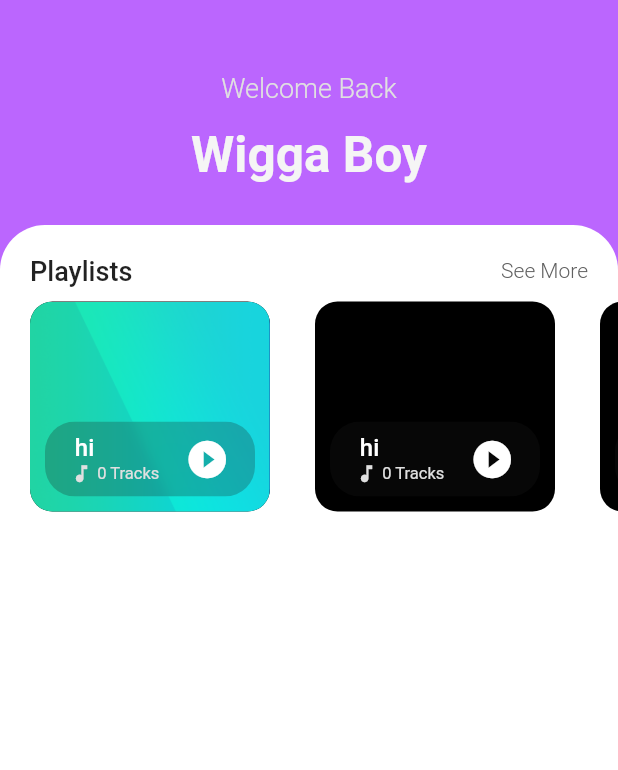
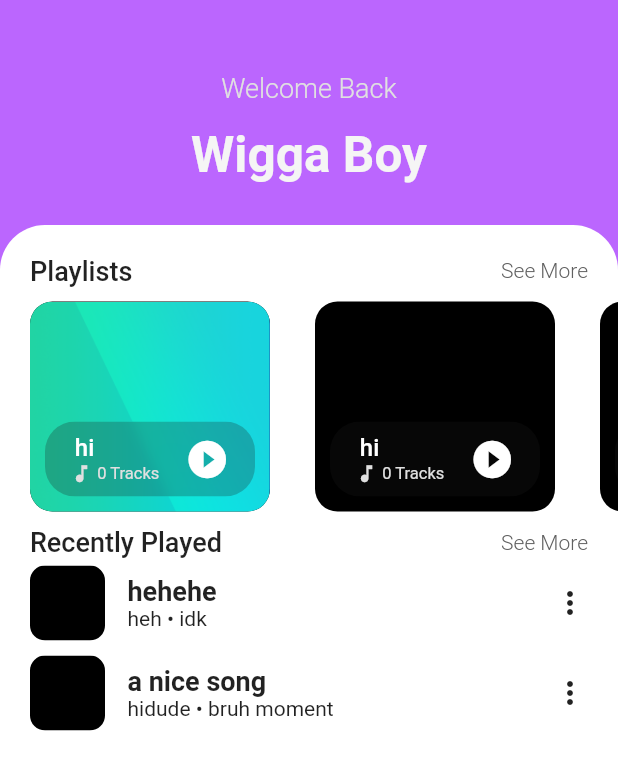
Before and after one commit to Syncxv/music-player-flutter, a Flutter app: the screen it shows after launch, on a phone screen of 412 x 824 dp. Shown: the top 770 px of the screen. Run offline on Flutter 3.47's test engine with Material 2 defaults, Android fonts, the phone set to English and light mode, and no system bars.

Commit message:
sheesh recent songs gang

```diff
--- a/lib/screens/home_screen.dart
+++ b/lib/screens/home_screen.dart
@@ -1,6 +1,8 @@
 import 'package:flutter/material.dart';
+import 'package:music_player/models/models.dart';
 import 'package:music_player/models/playlist.dart';
 import 'package:music_player/widgets/bruh_list.dart';
+import 'package:music_player/widgets/recently_played.dart';
 
 class HomeScreen extends StatelessWidget {
   const HomeScreen({Key? key}) : super(key: key);
@@ -81,10 +83,27 @@ class HomeScreen extends StatelessWidget {
                     Playlist(name: "hi", id: 1, songs: []),
                   ],
                 ),
+                const HeaderThingy(title: "Recently Played"),
+                RecentlyPlayedList(songs: [
+                  Song(
+                    album: "idk",
+                    artist: "heh",
+                    comment: "none",
+                    title: "hehehe",
+                    year: 1999,
+                  ),
+                  Song(
+                    album: "bruh moment",
+                    artist: "hidude",
+                    comment: "none",
+                    title: "a nice song",
+                    year: 1999,
+                  )
+                ]),
               ],
             ),
           ),
-        )
+        ),
       ],
     ));
   }
--- /dev/null
+++ b/lib/widgets/recently_played.dart
@@ -0,0 +1,26 @@
+import 'package:flutter/cupertino.dart';
+import 'package:music_player/models/models.dart';
+import 'package:music_player/widgets/widgets.dart';
+
+class RecentlyPlayedList extends StatelessWidget {
+  final List<Song> songs;
+  const RecentlyPlayedList({
+    Key? key,
+    required this.songs,
+  }) : super(key: key);
+
+  @override
+  Widget build(BuildContext context) {
+    return Container(
+      padding: const EdgeInsets.symmetric(horizontal: 20),
+      height: 500,
+      child: ListView.builder(
+        itemCount: songs.length,
+        itemBuilder: (ctx, index) => Padding(
+          padding: const EdgeInsets.symmetric(vertical: 5),
+          child: SongItem(song: songs[index]),
+        ),
+      ),
+    );
+  }
+}
--- /dev/null
+++ b/lib/widgets/song.dart
@@ -0,0 +1,53 @@
+import 'package:flutter/material.dart';
+import 'package:music_player/models/models.dart';
+
+class SongItem extends StatelessWidget {
+  final Song song;
+  const SongItem({Key? key, required this.song}) : super(key: key);
+
+  @override
+  Widget build(BuildContext context) {
+    return Row(
+      mainAxisAlignment: MainAxisAlignment.spaceBetween,
+      children: [
+        Row(children: [
+          ClipRRect(
+            borderRadius: const BorderRadius.all(
+              Radius.circular(10),
+            ),
+            child: Container(
+              decoration: BoxDecoration(
+                color: Colors.black,
+                image: song.cover != null
+                    ? DecorationImage(
+                        image: NetworkImage(song.cover as String),
+                        fit: BoxFit.fill,
+                      )
+                    : null,
+              ),
+              width: 50,
+              height: 50,
+            ),
+          ),
+          const SizedBox(
+            width: 15,
+          ),
+          Column(
+            crossAxisAlignment: CrossAxisAlignment.start,
+            children: [
+              Text(
+                song.title,
+                style: const TextStyle(
+                  fontSize: 18,
+                  fontWeight: FontWeight.w600,
+                ),
+              ),
+              Text("${song.artist} • ${song.album}"),
+            ],
+          ),
+        ]),
+        const Icon(Icons.more_vert)
+      ],
+    );
+  }
+}
--- a/lib/widgets/widgets.dart
+++ b/lib/widgets/widgets.dart
@@ -0,0 +1,4 @@
+export 'bruh_list.dart';
+export './glass_mophisim.dart';
+export './song.dart';
+export './recently_played.dart';
```
